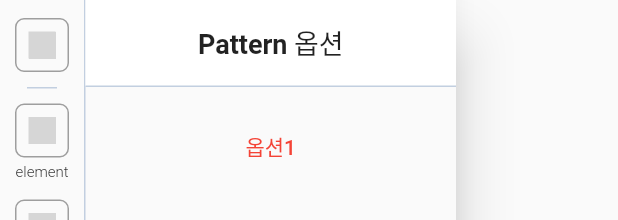
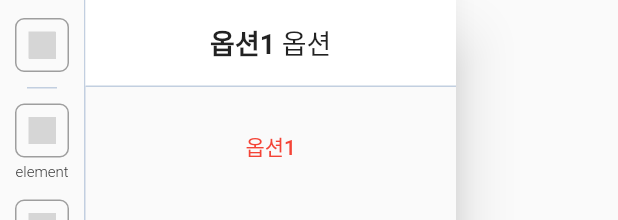
Before and after one commit to Xim-ya/Flutter_UX-UI_Research_Project_Web, a Flutter app: the FilterDrawer widget shown alone on an empty page, opened directly, on a phone screen of 412 x 824 dp. Shown: the top 220 px of the screen. Run offline on Flutter 3.47's test engine with Material 2 defaults, Android fonts, the phone set to English and light mode, and no system bars; our stand-ins replace flutter_hooks, flutter_svg, get, responsive_grid, responsive_sizer; Roboto replaces fonts that are missing (SpoqaHanSansNeo); grey boxes are pictures that could not be loaded.

Commit message:
dev : HomeScreen > CategorySlider 위젯 추가 , Drawer Header Slider 오류 해결

```diff
--- a/lib/src/model/screen_option_model.dart
+++ b/lib/src/model/screen_option_model.dart
@@ -2,10 +2,13 @@ import 'package:ux_research/src/utilities/index.dart';
 
 class ScreenOptionModel {
   List<ScreenOption> screenOptions = screenOptionList;
+  int selectedType = 0;
 
   // 선택된 타입을 기준으로 스크린 옵션값들은 재정의하는 동작
   void filterListBasedOnType(int type) {
-    var newArray = screenOptionList.where((e) => e.type == type).toList();
+    selectedType = type;
+    var newArray =
+        screenOptionList.where((e) => e.type == selectedType).toList();
     screenOptions = newArray;
   }
 }
--- a/lib/src/screens/home/localWidget/filter_drawer.dart
+++ b/lib/src/screens/home/localWidget/filter_drawer.dart
@@ -6,9 +6,6 @@ class FilterDrawer extends StatelessWidget {
 
   final optionController =
       Get.put(ScreenOptionVM(option: ScreenOptionModel())); // View Model 연동
-  void filterAction() {
-    optionController.filterListBasedOnType(0);
-  }
 
   @override
   Widget build(BuildContext context) {
@@ -56,21 +53,25 @@ class FilterDrawer extends StatelessWidget {
   Container listHeader() {
     return Container(
       height: 58,
-      decoration: BoxDecoration(
+      decoration: const BoxDecoration(
         color: Colors.white,
         border: Border(
           bottom: BorderSide(width: 1, color: kDrawerBorderColor),
         ),
       ),
-      child: Center(
+      child: GetBuilder<ScreenOptionVM>(
+          init: optionController,
+          builder: (_) {
+            return Center(
                 child: Text.rich(TextSpan(children: <TextSpan>[
               TextSpan(
-            text: "Pattern",
+                  text: _.selectedType,
                   style: TextStyle(fontSize: 18, fontWeight: FontWeight.bold)),
               TextSpan(
                   text: " 옵션",
                   style: TextStyle(fontSize: 18, fontWeight: FontWeight.w200)),
-      ]))),
+            ])));
+          }),
     );
   }
 
@@ -84,9 +85,9 @@ class FilterDrawer extends StatelessWidget {
         children: [
           leadingBannerButton(),
           bannerDivier(),
-          filterButton("icons/menu_bar_ic.svg", filterAction, 0),
-          filterButton("icons/menu_bar_ic.svg", filterAction, 1),
-          filterButton("icons/menu_bar_ic.svg", filterAction, 2),
+          filterButton("icons/menu_bar_ic.svg", 0),
+          filterButton("icons/menu_bar_ic.svg", 1),
+          filterButton("icons/menu_bar_ic.svg", 2),
         ],
       ),
     );
@@ -117,8 +118,7 @@ class FilterDrawer extends StatelessWidget {
     );
   }
 
-  Container filterButton(
-      String svgLocation, void Function() filterAction, int optionType) {
+  Container filterButton(String svgLocation, int optionType) {
     return Container(
       width: 56,
       child: Column(
@@ -126,7 +126,7 @@ class FilterDrawer extends StatelessWidget {
         children: [
           /* Outlined Button , with SVG */
           GetBuilder<ScreenOptionVM>(
-              init: ScreenOptionVM(option: ScreenOptionModel()),
+              init: optionController,
               builder: (_) {
                 return InkWell(
                   borderRadius: BorderRadius.circular(8),
--- a/lib/src/utilities/color.dart
+++ b/lib/src/utilities/color.dart
@@ -5,3 +5,4 @@ const kLightGrey = Color(0xFFE7E7E7);
 const kLightBlue = Color(0xFF61728B);
 const kDrawerBorderColor = Color(0xFFC2CFE0);
 const kShadowColor = Color(0xFFE7E7E7);
+const kButtonBorderColor = Color(0xFFF2F2F2);
--- a/lib/src/utilities/index.dart
+++ b/lib/src/utilities/index.dart
@@ -28,6 +28,7 @@ export 'package:ux_research/src/widgets/on_hover_content.dart';
 export 'package:ux_research/src/widgets/ui_content.dart';
 export 'package:ux_research/src/screens/home/localWidget/screen_contents.dart';
 export 'package:ux_research/src/screens/home/localWidget/filter_drawer.dart';
+// export 'package:ux_research/src/screens/home/localWidget/search_filter_slider.dart';
 
 // Model & View Model
 export 'package:ux_research/src/model/screen_option_model.dart';
--- a/lib/viewModel/screen_option_view_model.dart
+++ b/lib/viewModel/screen_option_view_model.dart
@@ -3,11 +3,24 @@ import 'package:ux_research/src/utilities/index.dart';
 class ScreenOptionVM extends GetxController {
   ScreenOptionModel newOption;
 
-  // 모델과 연동
-  ScreenOptionVM({required ScreenOptionModel option}) : newOption = option;
+  ScreenOptionVM({required ScreenOptionModel option})
+      : newOption = option; // 모델과 연동
 
   List<ScreenOption> get optionList {
     return newOption.screenOptions;
+  }
+
+  String get selectedType {
+    switch (newOption.selectedType) {
+      case 0:
+        return "옵션1";
+      case 1:
+        return "옵션2";
+      case 2:
+        return "옵션3";
+      default:
+        return "선택되지 않음";
+    }
   }
 
   void filterListBasedOnType(int type) {
```
Also changed, not shown: lib/src/screens/home/home.dart (+19 -9 lines), lib/src/screens/home/localWidget/search_filter_slider.dart (added, +94 -0 lines), assets/icons/plus_ic.svg (added). Lines whose indentation alone changed are shown as unchanged.
